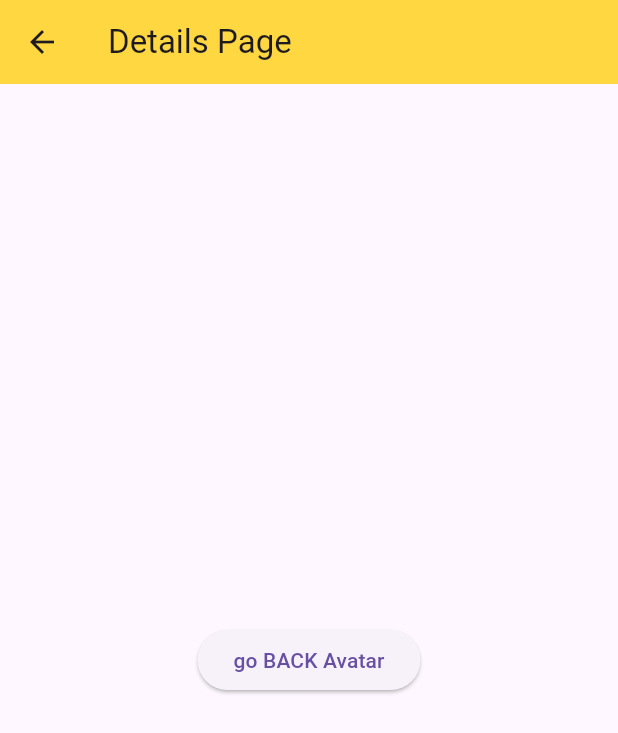
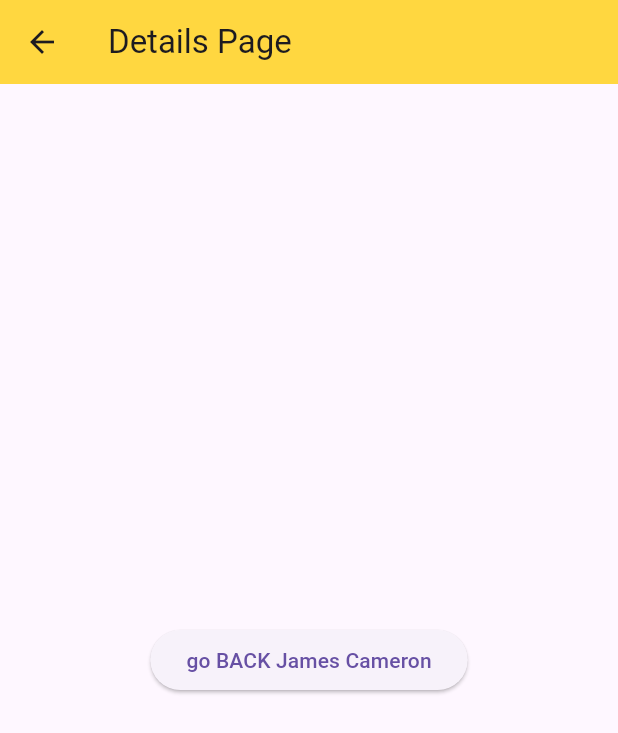
Before and after one commit to Foysalrabby/flutterpricerange, a Flutter app: the screen it shows after launch, after a tap on an icon or button, on a phone screen of 412 x 824 dp. Shown: the top 733 px of the screen. Run offline on Flutter 3.47's test engine with Material 3 defaults, Android fonts, the phone set to English and light mode, and no system bars; missing offline and left inert: dart:ffi.

Commit message:
to pass movie all object in another dart file

```diff
--- a/lib/movie.dart
+++ b/lib/movie.dart
@@ -43,6 +43,7 @@ class ExtendMovieclss extends State<Movieclass>{
                      ),
                      title: Text("${movielist[index].Title}"),
                      onTap: () => listmethod(index),
+                     subtitle: Text("${movielist[index].Actors}"),
 
                    ),
               );
@@ -55,7 +56,10 @@ class ExtendMovieclss extends State<Movieclass>{
 
    listmethod(int index) {
     setState(() {
-      Navigator.push(context, MaterialPageRoute(builder: (context)=>Moviedetails(moviename: "${movielist.elementAt(index).Title}")));
+      Navigator.push(context, MaterialPageRoute(builder: (context)=>Moviedetails(moviename: "${movielist.elementAt(index).Title}",
+        moviedes: movielist[index],
+
+      )));
     });
   }
 
--- a/lib/moviedetails.dart
+++ b/lib/moviedetails.dart
@@ -1,16 +1,20 @@
 import 'package:flutter/cupertino.dart';
 import 'package:flutter/material.dart';
+import 'package:flutterpricerange/model/moviedes.dart';
 
 class Moviedetails extends StatefulWidget{
   final String moviename;
-  const Moviedetails({super.key, required this.moviename});
+  final  Moviedes moviedes;
+
+  const Moviedetails({super.key, required this.moviename,required this.moviedes});
   @override
-  State<StatefulWidget> createState() => Extendmoviedetails( this.moviename);
+  State<StatefulWidget> createState() => Extendmoviedetails( this.moviename,this.moviedes);
 
 }
 class Extendmoviedetails extends State<Moviedetails>{
   final String name;
-  Extendmoviedetails(this.name);
+  final Moviedes moviedes;
+  Extendmoviedetails(this.name,this.moviedes);
 
   @override
   Widget build(BuildContext context) {
@@ -23,7 +27,7 @@ class Extendmoviedetails extends State<Moviedetails>{
       child: Container(
          child: ElevatedButton(onPressed: (){
 
-         },child: Text("go BACK ${name}"),)
+         },child: Text("go BACK ${moviedes.Director}"),)
       ),
     ),
   );
```
